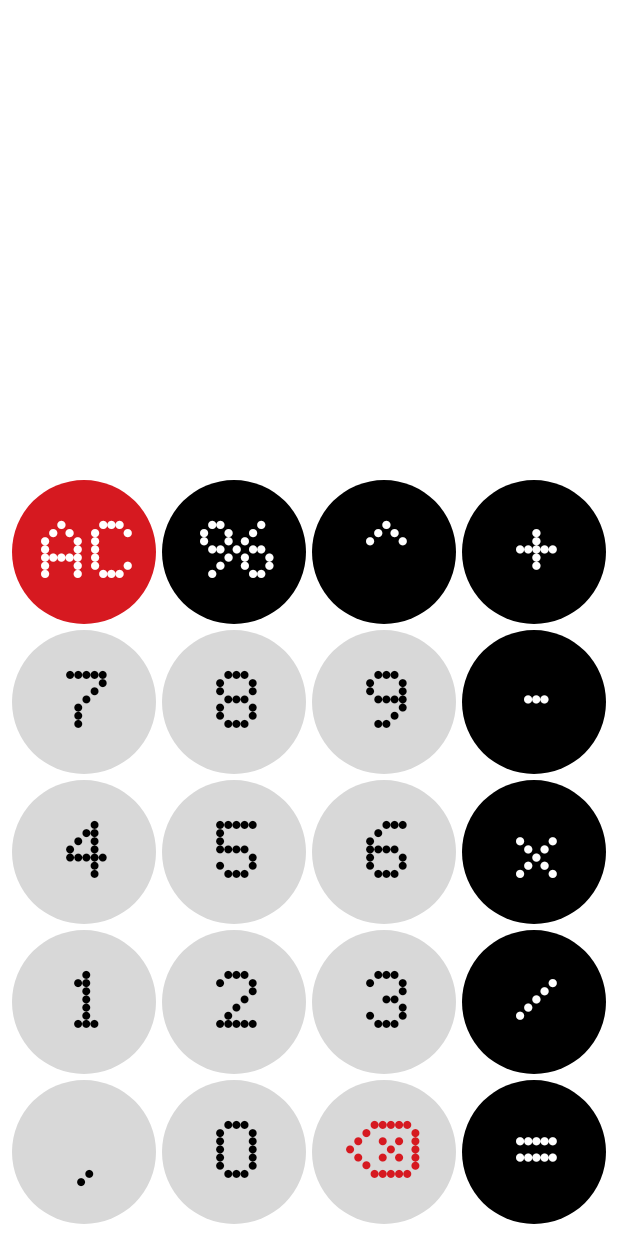
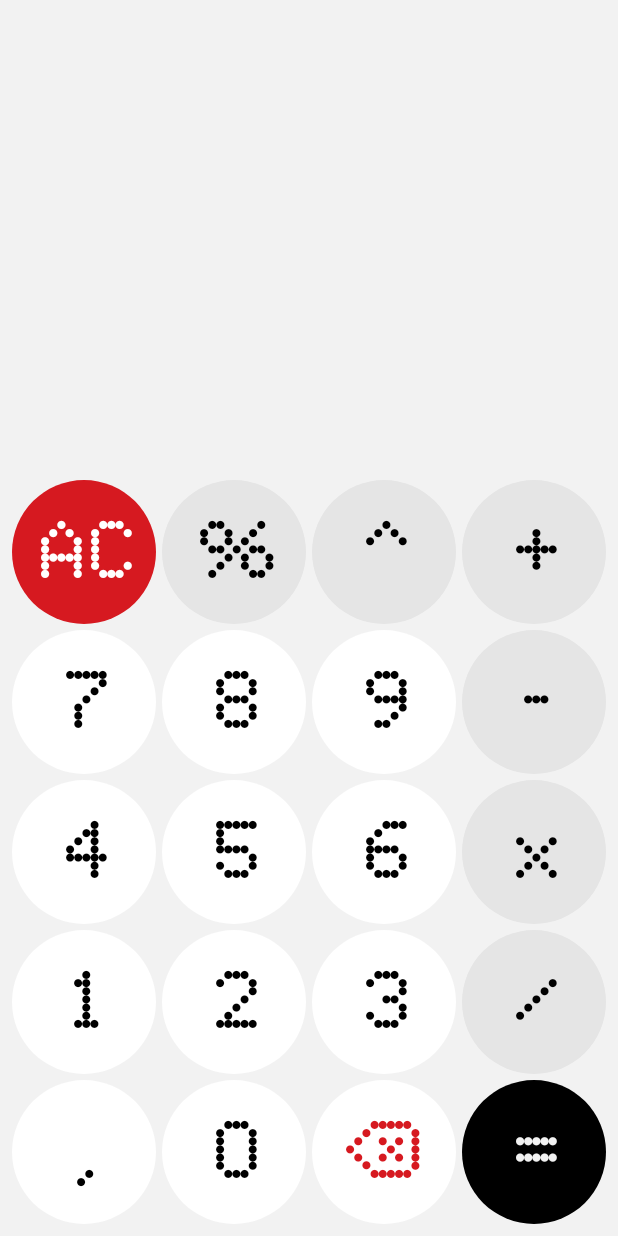
Before and after one commit to imglmd/n-thing-calculator, an Android app built with Jetpack Compose: the screen it shows after launch (MainActivity), on a phone screen of 412 x 824 dp. Run offline under Robolectric (Android 15) with nearby library versions, the phone set to English and light mode, and no system bars.

Commit message:
better white theme

```diff
--- a/app/src/main/java/com/kiryha/calculator/ui/theme/Color.kt
+++ b/app/src/main/java/com/kiryha/calculator/ui/theme/Color.kt
@@ -6,5 +6,6 @@ val Black = Color(0xFF000000)
 val Red = Color(0xFFD61920)
 val White = Color(0xFFFFFFFF)
 val DarkGray = Color(0xFF1C1C1C)
-val LightGray = Color(0xFFD8D8D8)
+val LightGray = Color(0xFFE5E5E5)
+val Gray = Color(0xFFf2f2f2)
 val MediumGray = Color(0xFF323232)
--- a/app/src/main/java/com/kiryha/calculator/ui/theme/Theme.kt
+++ b/app/src/main/java/com/kiryha/calculator/ui/theme/Theme.kt
@@ -28,11 +28,11 @@ private val DarkColorScheme = darkColorScheme(
 )
 
 private val LightColorScheme = lightColorScheme(
-    background = White,
-    primary = LightGray,
+    background = Gray,
+    primary = White,
     onPrimary = Black,
-    secondary = Black,
-    onSecondary = White,
+    secondary = LightGray,
+    onSecondary = Black,
     tertiary = Red,
     onBackground = Black
 
```
